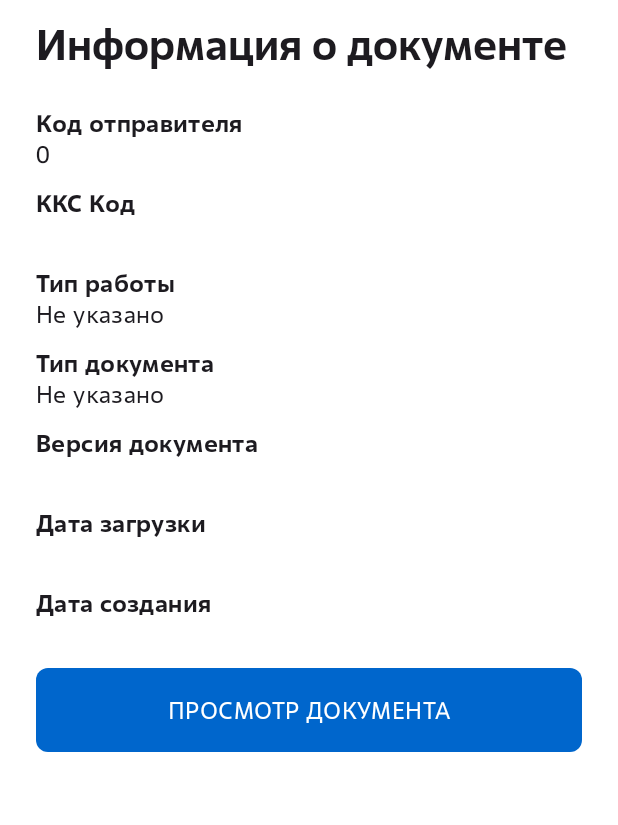
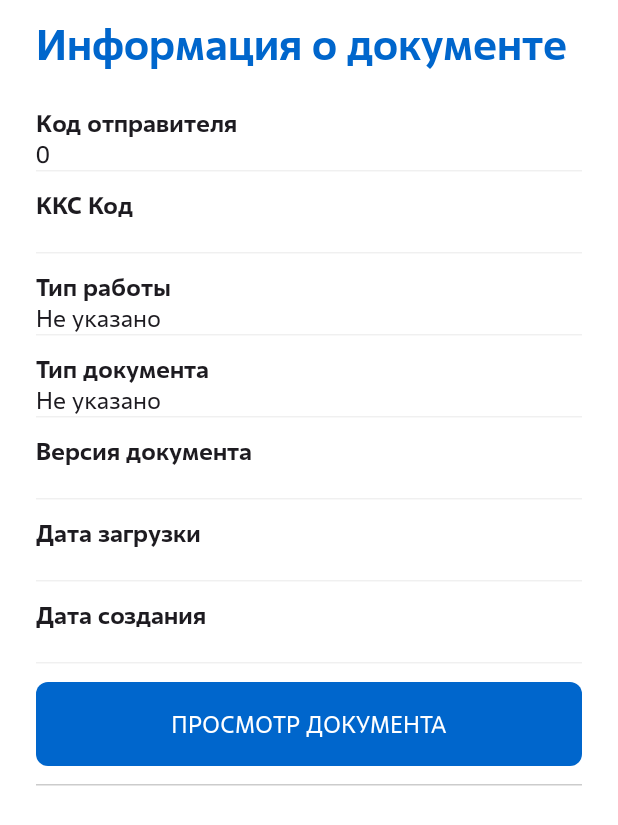
Before and after one commit to mrInsaf/DocumentScanner, an Android app built with Jetpack Compose: the composable DocumentDetailsScreen called with empty values, on a phone screen of 412 x 824 dp. Shown: the top 825 px of the screen. Run offline under Robolectric (Android 15) with nearby library versions, the phone set to English and light mode, and no system bars; 4 statements that could not run were skipped.

Commit message:
Добавил синие цвета в акценты, добавил визуальные разделители в экран деталей о документе

```diff
--- a/core/src/main/java/com/mrinsaf/core/presentation/ui/components/MainButton.kt
+++ b/core/src/main/java/com/mrinsaf/core/presentation/ui/components/MainButton.kt
@@ -25,7 +25,7 @@ fun MainButton(
     enabled: Boolean = true,
     contentPadding: PaddingValues = PaddingValues(vertical = 12.dp, horizontal = 24.dp),
     colors: ButtonColors = ButtonDefaults.buttonColors(
-        containerColor = Color(0xFF0066CC),
+        containerColor = MaterialTheme.colorScheme.primary,
         contentColor = Color.White
     )
 ) {
--- a/feature_document_details/src/main/java/com/mrinsaf/feature_document_details/ui/components/DocumentDetailItem.kt
+++ b/feature_document_details/src/main/java/com/mrinsaf/feature_document_details/ui/components/DocumentDetailItem.kt
@@ -7,10 +7,12 @@ import androidx.compose.foundation.layout.Spacer
 import androidx.compose.foundation.layout.fillMaxWidth
 import androidx.compose.foundation.layout.padding
 import androidx.compose.foundation.layout.width
+import androidx.compose.material3.HorizontalDivider
 import androidx.compose.material3.MaterialTheme
 import androidx.compose.material3.Text
 import androidx.compose.runtime.Composable
 import androidx.compose.ui.Modifier
+import androidx.compose.ui.graphics.Color
 import androidx.compose.ui.text.font.FontWeight
 import androidx.compose.ui.unit.dp
 
@@ -30,5 +32,13 @@ fun DocumentDetailItem(title: String, value: String) {
             text = value,
             style = MaterialTheme.typography.bodyMedium,
         )
+
+        HorizontalDivider(
+            modifier = Modifier
+                .fillMaxWidth(),
+            thickness = 1.dp,
+            color = Color.LightGray.copy(alpha = 0.3f)
+        )
+
     }
 }
--- a/feature_document_details/src/main/java/com/mrinsaf/feature_document_details/ui/screens/DocumentDetailsScreen.kt
+++ b/feature_document_details/src/main/java/com/mrinsaf/feature_document_details/ui/screens/DocumentDetailsScreen.kt
@@ -1,18 +1,26 @@
 package com.mrinsaf.feature_document_details.ui.screens
 
+import androidx.compose.foundation.border
 import androidx.compose.foundation.layout.Column
 import androidx.compose.foundation.layout.Spacer
 import androidx.compose.foundation.layout.fillMaxSize
 import androidx.compose.foundation.layout.fillMaxWidth
 import androidx.compose.foundation.layout.height
+import androidx.compose.foundation.layout.padding
 import androidx.compose.foundation.rememberScrollState
 import androidx.compose.foundation.verticalScroll
+import androidx.compose.material3.Divider
+import androidx.compose.material3.HorizontalDivider
+import androidx.compose.material3.MaterialTheme
 import androidx.compose.material3.Text
 import androidx.compose.runtime.Composable
 import androidx.compose.ui.Alignment
 import androidx.compose.ui.Modifier
+import androidx.compose.ui.graphics.Color
+import androidx.compose.ui.text.font.FontWeight
 import androidx.compose.ui.unit.dp
 import com.mrinsaf.core.presentation.ui.components.MainButton
+import com.mrinsaf.core.presentation.ui.components.SecondaryButton
 import com.mrinsaf.core.presentation.ui.screens.BasicScreen
 import com.mrinsaf.feature_document_details.ui.components.DocumentDetailItem
 
@@ -58,12 +66,23 @@ fun DocumentDetailsScreen(
                 )
             }
 
+            HorizontalDivider(
+                modifier = Modifier
+                    .padding(vertical = 12.dp)
+                    .fillMaxWidth(),
+                thickness = 1.dp,
+                color = Color.LightGray
+            )
+
             newVersion?.let {
 
                 Text(
                     text = "Обнаружена новая версия документа",
-                    modifier = Modifier.align(Alignment.CenterHorizontally)
+                    style = MaterialTheme.typography.headlineSmall,
+                    color = MaterialTheme.colorScheme.primary,
                 )
+
+                Spacer(Modifier.height(12.dp))
 
                 DocumentDetailItem(
                     title = "Версия",
--- a/feature_scanner/src/main/java/com/mrinsaf/feature_scanner/ui/screens/ScannerScreen.kt
+++ b/feature_scanner/src/main/java/com/mrinsaf/feature_scanner/ui/screens/ScannerScreen.kt
@@ -68,6 +68,7 @@ fun ScannerScreen(
             Text(
                 text = stringResource(R.string.scan_code),
                 style = MaterialTheme.typography.bodyMedium,
+                color = MaterialTheme.colorScheme.secondary,
                 modifier = Modifier.padding(bottom = 12.dp)
             )
 
```
Also changed, not shown: app/src/main/java/com/mrinsaf/documentscanner/ui/theme/Color.kt (+2 -7 lines), app/src/main/java/com/mrinsaf/documentscanner/ui/theme/Theme.kt (+9 -10 lines), app/src/main/java/com/mrinsaf/documentscanner/ui/theme/Type.kt (+7 -9 lines), core/src/main/java/com/mrinsaf/core/presentation/ui/components/SecondaryButton.kt (added, +30 -0 lines).
